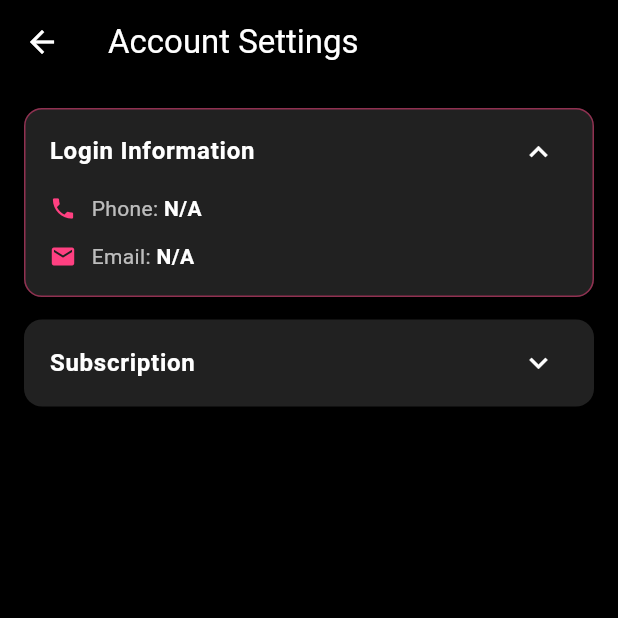
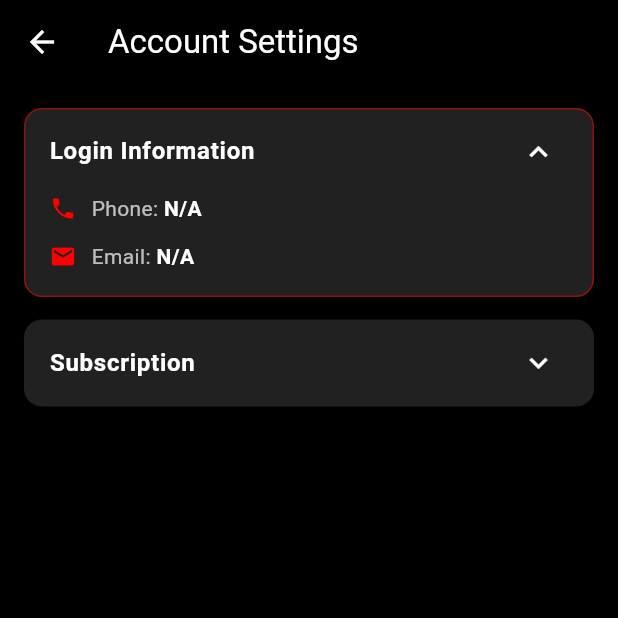
Before and after one commit to kritidigitalsolutions/mirchi-ott, a Flutter app: the AccountSettingsPage screen opened directly, after a tap on "Login Information", on a phone screen of 412 x 824 dp, the top half of it. Run offline on Flutter 3.47's test engine with Material 3 defaults, Android fonts, the phone set to English and light mode, and no system bars; our stand-ins replace dio, firebase_core, firebase_messaging, flutter_local_notifications, get, get_storage and 6 more; missing offline and left inert: mobile_scanner, razorpay_flutter; accounts and stored records are empty; network calls fail.

Commit message:
color, share feature,

```diff
--- a/lib/app/theme/app_colors.dart
+++ b/lib/app/theme/app_colors.dart
@@ -2,12 +2,12 @@ import 'package:flutter/material.dart';
 
 class AppColors {
 
-  // Primary Colors
-  static const Color primary = Color(0xFF9A1B47);
-  static const Color secondary = Color(0xFFAB47BC);
+  // Primary Colors (Chilli Red)
+  static const Color primary = Color(0xFFFF0000);
+  static const Color secondary = Color(0xFFB71C1C);
 
   // Background Colors
-  static const Color background =Colors.black;
+  static const Color background = Colors.black;
   static const Color scaffoldBackground = Colors.black;
 
   // Text Colors
@@ -16,14 +16,14 @@ class AppColors {
   static const Color grey = Colors.grey;
 
   // Button Colors
-  static const Color buttonColor = Colors.pinkAccent;
+  static const Color buttonColor = Color(0xFFFF0000);
   static const Color buttonTextColor = Colors.white;
 
   // Border & Divider
   static const Color borderColor = Colors.white24;
 
   // Other Colors
-  static const Color error = Colors.red;
+  static const Color error = Color(0xFFD32F2F);
   static const Color icon = Colors.white;
 
 }
--- a/lib/view/auth/signInPage.dart
+++ b/lib/view/auth/signInPage.dart
@@ -152,7 +152,7 @@ class _SignInPageState extends State<SignInPage> {
                         child: const Text(
                           "Enter Code",
                           style: TextStyle(
-                            color: Colors.pinkAccent,
+                            color: AppColors.primary,
                             fontWeight: FontWeight.bold,
                           ),
                         ),
@@ -189,7 +189,7 @@ class _SignInPageState extends State<SignInPage> {
                     children: [
                       Obx(() => Checkbox(
                         value: isAgeConfirmed.value,
-                        activeColor: Colors.pinkAccent,
+                        activeColor: AppColors.primary,
                         onChanged: (value) {
                           if (!isAgeConfirmed.value) {
                             Get.dialog(
--- a/lib/view/dramaDetails/dramaDetailsPage.dart
+++ b/lib/view/dramaDetails/dramaDetailsPage.dart
@@ -16,6 +16,7 @@ import '../popUp/age_popup.dart';
 import '../videoPlayer/video_player.dart';
 import 'cast_crewPage.dart';
 import '../premium/goPremium.dart';
+import '../../utils/share_service.dart';
 import '../../view_model/drama_detail_controller/drama_details_controller.dart';
 import '../../utils/custom_snackbar.dart';
 
@@ -274,7 +275,10 @@ class _DramaDetailsPageState extends State<DramaDetailsPage> {
                     icon: Icons.share,
                     label: "Share",
                     onTap: () {
-                      Share.share("Check out ${widget.content.title} on Mirchi OTT App 🎬🔥");
+                      ShareService.shareContent(
+                        title: widget.content.title,
+                        imageUrl: widget.content.poster,
+                      );
                     },
                   ),
                 ],
--- a/lib/view/homePages/auto_slider.dart
+++ b/lib/view/homePages/auto_slider.dart
@@ -74,7 +74,7 @@ class _AutoSliderState extends State<AutoSlider> {
     if (widget.content.isEmpty) {
       return const SizedBox(
         height: 200,
-        child: Center(child: CircularProgressIndicator(color: Colors.pink)),
+        child: Center(child: CircularProgressIndicator(color: AppColors.primary)),
       );
     }
 
--- a/lib/view/navbar/downloads.dart
+++ b/lib/view/navbar/downloads.dart
@@ -1,6 +1,7 @@
 import 'dart:io';
 import 'package:flutter/material.dart';
 import 'package:get/get.dart';
+import 'package:mirchi_ott/app/theme/app_colors.dart';
 import 'package:mirchi_ott/view_model/download_controller/download_controller.dart';
 import '../../view_model/auth_controller/auth_controller.dart';
 import '../../view_model/home_controller/home_controller.dart';
@@ -148,7 +149,7 @@ class DownloadsPage extends StatelessWidget {
                           textConfirm: "Delete",
                           textCancel: "Cancel",
                           confirmTextColor: Colors.white,
-                          buttonColor: Colors.red,
+                          buttonColor: AppColors.primary,
                           onConfirm: () {
                             downloadController.removeDownload(item.id);
                             Get.back();
@@ -202,7 +203,7 @@ class DownloadsPage extends StatelessWidget {
             const SizedBox(height: 25),
             ElevatedButton(
               style: ElevatedButton.styleFrom(
-                backgroundColor: Colors.pinkAccent,
+                backgroundColor: AppColors.buttonColor,
                 padding: const EdgeInsets.symmetric(
                   horizontal: 40,
                   vertical: 12,
--- a/lib/view/premium/goPremium.dart
+++ b/lib/view/premium/goPremium.dart
@@ -21,7 +21,7 @@ class GoPremiumPage extends StatelessWidget {
       body: SafeArea(
         child: Obx(() {
           if (controller.isLoading.value) {
-            return const Center(child: CircularProgressIndicator(color: Colors.pink));
+            return const Center(child: CircularProgressIndicator(color: AppColors.primary));
           }
 
           return Column(
--- a/lib/view/premium/paymentPage.dart
+++ b/lib/view/premium/paymentPage.dart
@@ -66,7 +66,7 @@ class PaymentBottomSheet extends StatelessWidget {
                     ),
                     if (controller.isSubscribing.value)
                       const Center(
-                        child: CircularProgressIndicator(color: Colors.pinkAccent),
+                        child: CircularProgressIndicator(color: AppColors.primary),
                       ),
                   ],
                 )),
--- a/lib/view/profile/account_setting.dart
+++ b/lib/view/profile/account_setting.dart
@@ -1,5 +1,6 @@
 import 'package:flutter/material.dart';
 import 'package:get/get.dart';
+import '../../app/theme/app_colors.dart';
 import '../../view_model/auth_controller/auth_controller.dart';
 import '../../view_model/primium_controller/premium_controller.dart';
 
@@ -87,7 +88,7 @@ class AccountSettingsPage extends StatelessWidget {
   Widget _buildInfoRow(IconData icon, String label, String value, {Color color = Colors.white}) {
     return Row(
       children: [
-        Icon(icon, color: Colors.pinkAccent, size: 18),
+        Icon(icon, color: AppColors.primary, size: 18),
         const SizedBox(width: 10),
         Text("$label: ", style: const TextStyle(color: Colors.white70, fontSize: 14)),
         Expanded(
@@ -106,13 +107,13 @@ class AccountSettingsPage extends StatelessWidget {
     return Container(
       padding: const EdgeInsets.symmetric(horizontal: 12, vertical: 6),
       decoration: BoxDecoration(
-        color: Colors.pinkAccent.withOpacity(0.2),
+        color: AppColors.primary.withOpacity(0.2),
         borderRadius: BorderRadius.circular(20),
-        border: Border.all(color: Colors.pinkAccent),
+        border: Border.all(color: AppColors.primary),
       ),
       child: Text(
         planName,
-        style: const TextStyle(color: Colors.pinkAccent, fontWeight: FontWeight.bold, fontSize: 12),
+        style: const TextStyle(color: AppColors.primary, fontWeight: FontWeight.bold, fontSize: 12),
       ),
     );
   }
@@ -129,7 +130,7 @@ class AccountSettingsPage extends StatelessWidget {
       decoration: BoxDecoration(
         color: Colors.grey[900],
         borderRadius: BorderRadius.circular(12),
-        border: Border.all(color: isExpanded ? Colors.pinkAccent.withOpacity(0.5) : Colors.transparent),
+        border: Border.all(color: isExpanded ? AppColors.primary.withOpacity(0.5) : Colors.transparent),
       ),
       child: Column(
         children: [
--- a/lib/view/profile/privacy_policy_page.dart
+++ b/lib/view/profile/privacy_policy_page.dart
@@ -1,5 +1,6 @@
 import 'package:flutter/material.dart';
 import 'package:get/get.dart';
+import '../../app/theme/app_colors.dart';
 import '../../view_model/profile/privacy_controller.dart';
 
 class PrivacyPolicyPage extends StatelessWidget {
@@ -28,7 +29,7 @@ class PrivacyPolicyPage extends StatelessWidget {
       ),
       body: Obx(() {
         if (controller.isLoadingPrivacy.value) {
-          return const Center(child: CircularProgressIndicator(color: Colors.pink));
+          return const Center(child: CircularProgressIndicator(color: AppColors.primary));
         }
         return SingleChildScrollView(
           padding: const EdgeInsets.all(16),
--- a/lib/view/profile/profilePage.dart
+++ b/lib/view/profile/profilePage.dart
@@ -43,7 +43,7 @@ class ProfilePage extends StatelessWidget {
               padding: const EdgeInsets.symmetric(horizontal: 16),
               child: Container(
                 decoration: BoxDecoration(
-                  border: Border.all(color: Colors.pink, width: 1.5),
+                  border: Border.all(color: AppColors.primary, width: 1.5),
                   borderRadius: BorderRadius.circular(10),
                 ),
                 child: Column(
--- a/lib/view/profile/refund_policy_page.dart
+++ b/lib/view/profile/refund_policy_page.dart
@@ -1,5 +1,6 @@
 import 'package:flutter/material.dart';
 import 'package:get/get.dart';
+import '../../app/theme/app_colors.dart';
 import '../../view_model/profile/privacy_controller.dart';
 
 class RefundPolicyPage extends StatelessWidget {
@@ -28,7 +29,7 @@ class RefundPolicyPage extends StatelessWidget {
       ),
       body: Obx(() {
         if (controller.isLoadingRefund.value) {
-          return const Center(child: CircularProgressIndicator(color: Colors.pink));
+          return const Center(child: CircularProgressIndicator(color: AppColors.primary));
         }
         return SingleChildScrollView(
           padding: const EdgeInsets.all(16),
--- a/lib/view/profile/setting_page.dart
+++ b/lib/view/profile/setting_page.dart
@@ -60,7 +60,7 @@ class SettingsPage extends StatelessWidget {
       child: Text(
         title,
         style: const TextStyle(
-          color: Colors.pinkAccent,
+          color: AppColors.primary,
           fontSize: 14,
           fontWeight: FontWeight.bold,
         ),
@@ -75,7 +75,7 @@ class SettingsPage extends StatelessWidget {
       trailing: Switch(
         value: value,
         onChanged: onChanged,
-        activeColor: Colors.pinkAccent,
+        activeColor: AppColors.primary,
       ),
     );
   }
--- a/lib/view/profile/terms_condition_page.dart
+++ b/lib/view/profile/terms_condition_page.dart
@@ -1,5 +1,6 @@
 import 'package:flutter/material.dart';
 import 'package:get/get.dart';
+import '../../app/theme/app_colors.dart';
 import '../../view_model/profile/privacy_controller.dart';
 
 class TermsAndConditionsPage extends StatelessWidget {
@@ -31,7 +32,7 @@ class TermsAndConditionsPage extends StatelessWidget {
       body: Obx(() {
         if (controller.isLoadingTerms.value) {
           return const Center(
-            child: CircularProgressIndicator(color: Colors.pink),
+            child: CircularProgressIndicator(color: AppColors.primary),
           );
         }
         return SingleChildScrollView(
--- a/lib/view/profile/watchlist.dart
+++ b/lib/view/profile/watchlist.dart
@@ -12,7 +12,6 @@ class WatchlistPage extends StatelessWidget {
 
   @override
   Widget build(BuildContext context) {
-    // Controller initialize करें (अगर पहले से नहीं है)
     final WatchlistController controller = Get.put(WatchlistController());
     final AuthController authController = Get.find<AuthController>();
 
@@ -29,7 +28,7 @@ class WatchlistPage extends StatelessWidget {
       body: Obx(() {
         /// 🔄 LOADING
         if (controller.isLoading.value) {
-          return const Center(child: CircularProgressIndicator(color: Colors.pink));
+          return const Center(child: CircularProgressIndicator(color: AppColors.primary));
         }
 
         /// ❌ EMPTY STATE
```
Also changed, not shown: lib/utils/share_service.dart (added, +31 -0 lines).
